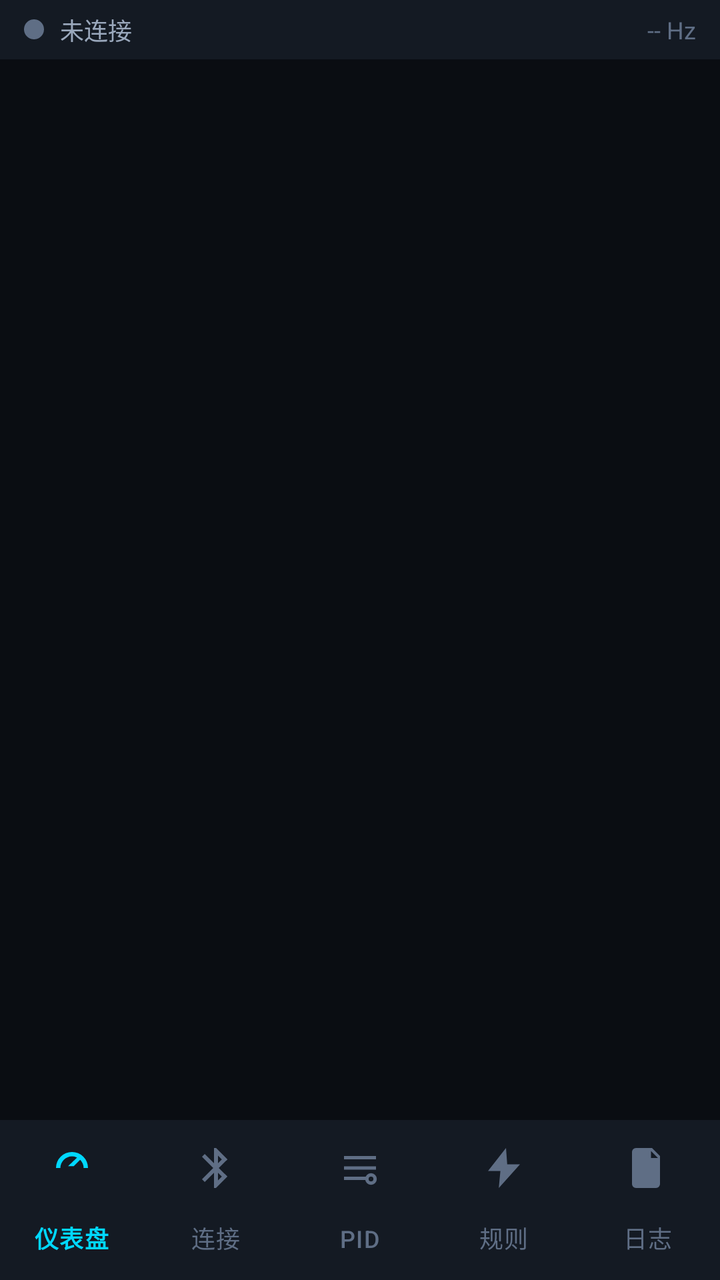
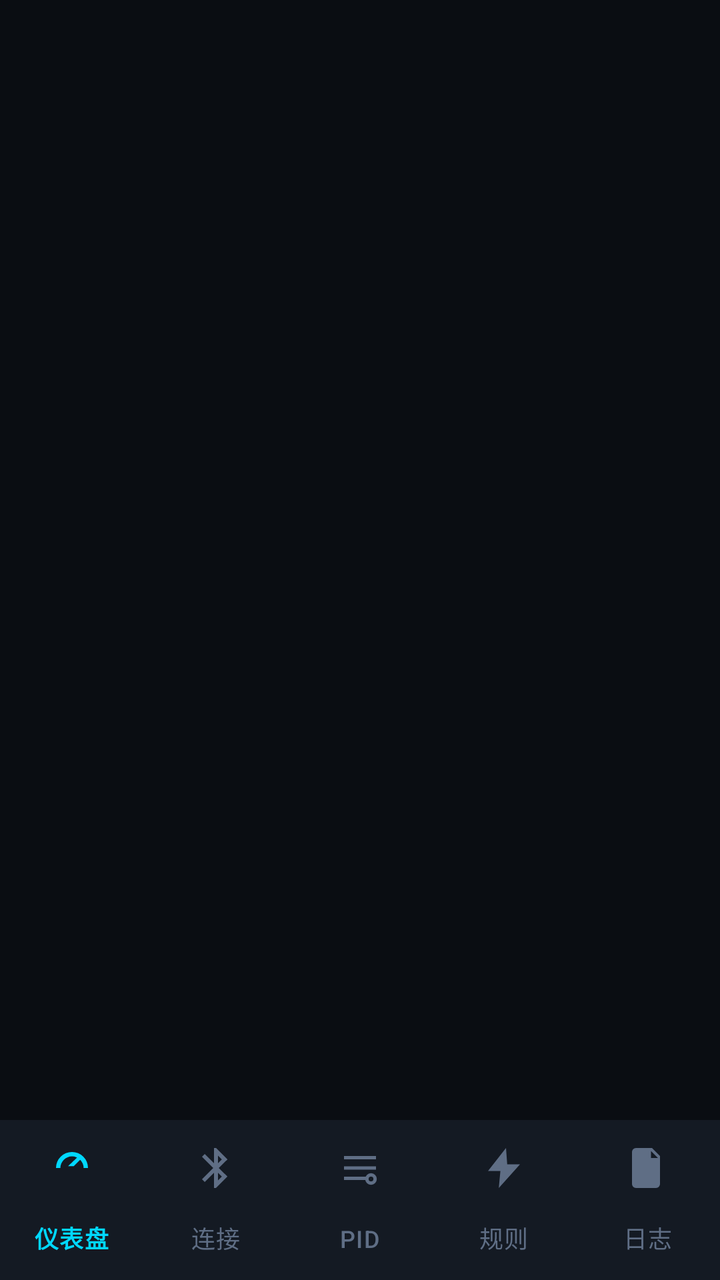

The first picture is an Android layout as it rendered before a commit; the second is the same layout after the commit. The layout source and the unified diff follow.
<!-- AndroidManifest.xml: activity theme Theme.ICarOBD -->
<!-- res/layout/activity_main.xml -->
<?xml version="1.0" encoding="utf-8"?>
<LinearLayout xmlns:android="http://schemas.android.com/apk/res/android"
    xmlns:app="http://schemas.android.com/apk/res-auto"
    android:id="@+id/rootLayout"
    android:layout_width="match_parent"
    android:layout_height="match_parent"
    android:background="@color/bg"
    android:orientation="vertical">

    
    <LinearLayout
        android:id="@+id/statusBar"
        android:layout_width="match_parent"
        android:layout_height="wrap_content"
        android:background="@color/bg_surface"
        android:gravity="center_vertical"
        android:orientation="horizontal"
        android:paddingStart="12dp"
        android:paddingTop="6dp"
        android:paddingEnd="12dp"
        android:paddingBottom="6dp">

        <View
            android:id="@+id/connDot"
            android:layout_width="10dp"
            android:layout_height="10dp"
            android:background="@drawable/dot_offline" />

        <TextView
            android:id="@+id/tvStatus"
            android:layout_width="0dp"
            android:layout_height="wrap_content"
            android:layout_marginStart="8dp"
            android:layout_weight="1"
            android:text="未连接"
            android:textColor="@color/text_secondary"
            android:textSize="12sp" />

        <TextView
            android:id="@+id/tvRate"
            android:layout_width="wrap_content"
            android:layout_height="wrap_content"
            android:text="-- Hz"
            android:textColor="@color/text_dim"
            android:textSize="12sp" />
    </LinearLayout>

    
    <FrameLayout
        android:id="@+id/pageContainer"
        android:layout_width="match_parent"
        android:layout_height="0dp"
        android:layout_weight="1" />

    
    <com.google.android.material.bottomnavigation.BottomNavigationView
        android:id="@+id/navView"
        android:layout_width="match_parent"
        android:layout_height="wrap_content"
        android:background="@color/bg_surface"
        app:itemActiveIndicatorStyle="@style/Widget.Material3.BottomNavigationView.ActiveIndicator"
        app:itemIconTint="@color/nav_item_color"
        app:itemTextColor="@color/nav_item_color"
        app:labelVisibilityMode="labeled"
        app:menu="@menu/bottom_nav" />

</LinearLayout>
<!-- resources referenced by this layout -->
<resources>
  <color name="bg">#FF0A0D12</color>
  <color name="bg_surface">#FF141A23</color>
  <color name="text_dim">#FF5F6E85</color>
  <color name="text_secondary">#FF9AA8BC</color>
  <!-- drawable dot_offline (drawable) -->
  <?xml version="1.0" encoding="utf-8"?>
  <shape xmlns:android="http://schemas.android.com/apk/res/android"
      android:shape="oval">
      <size
          android:width="10dp"
          android:height="10dp" />
      <solid android:color="@color/text_dim" />
  </shape>
  <style name="Theme.ICarOBD" parent="Theme.Material3.Dark.NoActionBar">
          <item name="colorPrimary">@color/accent</item>
          <item name="colorOnPrimary">@color/bg</item>
          <item name="colorSecondary">@color/accent2</item>
          <item name="android:colorBackground">@color/bg</item>
          <item name="android:statusBarColor">@color/bg</item>
          <item name="android:navigationBarColor">@color/bg_surface</item>
          <item name="android:windowBackground">@color/bg</item>
          <item name="android:textColorPrimary">@color/text_primary</item>
          <item name="android:textColorSecondary">@color/text_secondary</item>
      </style>
  <color name="accent">#FF00D8FF</color>
  <color name="accent2">#FF7C5CFF</color>
  <color name="text_primary">#FFE8EEF7</color>
</resources>

<!-- the commit's change to res/layout/activity_main.xml (unified diff, before → after) -->
@@ -1,4 +1,5 @@
 <?xml version="1.0" encoding="utf-8"?>
+
 <LinearLayout xmlns:android="http://schemas.android.com/apk/res/android"
     xmlns:app="http://schemas.android.com/apk/res-auto"
     android:id="@+id/rootLayout"
@@ -7,43 +8,6 @@
     android:background="@color/bg"
     android:orientation="vertical">
 
-    
-    <LinearLayout
-        android:id="@+id/statusBar"
-        android:layout_width="match_parent"
-        android:layout_height="wrap_content"
-        android:background="@color/bg_surface"
-        android:gravity="center_vertical"
-        android:orientation="horizontal"
-        android:paddingStart="12dp"
-        android:paddingTop="6dp"
-        android:paddingEnd="12dp"
-        android:paddingBottom="6dp">
-
-        <View
-            android:id="@+id/connDot"
-            android:layout_width="10dp"
-            android:layout_height="10dp"
-            android:background="@drawable/dot_offline" />
-
-        <TextView
-            android:id="@+id/tvStatus"
-            android:layout_width="0dp"
-            android:layout_height="wrap_content"
-            android:layout_marginStart="8dp"
-            android:layout_weight="1"
-            android:text="未连接"
-            android:textColor="@color/text_secondary"
-            android:textSize="12sp" />
-
-        <TextView
-            android:id="@+id/tvRate"
-            android:layout_width="wrap_content"
-            android:layout_height="wrap_content"
-            android:text="-- Hz"
-            android:textColor="@color/text_dim"
-            android:textSize="12sp" />
-    </LinearLayout>
 
     
     <FrameLayout
<!-- resource entries referenced after the edit -->
@@ -2,17 +2,6 @@
 <resources>
   <color name="bg">#FF0A0D12</color>
   <color name="bg_surface">#FF141A23</color>
-  <color name="text_dim">#FF5F6E85</color>
-  <color name="text_secondary">#FF9AA8BC</color>
-  <!-- drawable dot_offline (drawable) -->
-  <?xml version="1.0" encoding="utf-8"?>
-  <shape xmlns:android="http://schemas.android.com/apk/res/android"
-      android:shape="oval">
-      <size
-          android:width="10dp"
-          android:height="10dp" />
-      <solid android:color="@color/text_dim" />
-  </shape>
   <style name="Theme.ICarOBD" parent="Theme.Material3.Dark.NoActionBar">
           <item name="colorPrimary">@color/accent</item>
           <item name="colorOnPrimary">@color/bg</item>
@@ -27,5 +16,6 @@
   <color name="accent">#FF00D8FF</color>
   <color name="accent2">#FF7C5CFF</color>
   <color name="text_primary">#FFE8EEF7</color>
+  <color name="text_secondary">#FF9AA8BC</color>
 </resources>
 
